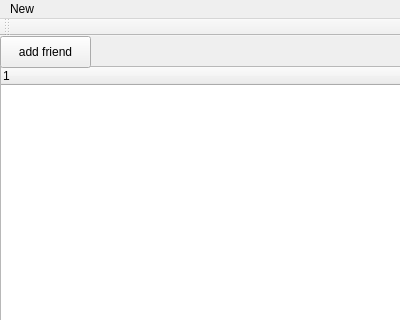
Above: mainwindow.ui from jeremyko/nodeChatClient before the change; both pictures show x 0 to 400 and y 0 to 320 of the 400 by 553 pixel window. Below: the same form after it.
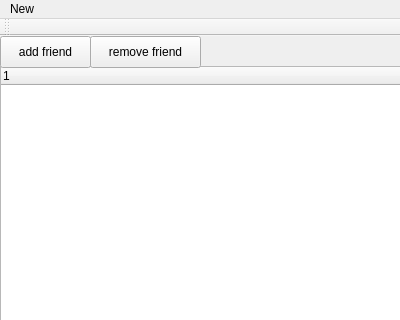
That is the form after the change.

Patch:
```diff
--- a/mainwindow.ui
+++ b/mainwindow.ui
@@ -10,6 +10,30 @@
     <height>553</height>
    </rect>
   </property>
+  <property name="sizePolicy">
+   <sizepolicy hsizetype="Fixed" vsizetype="Fixed">
+    <horstretch>0</horstretch>
+    <verstretch>0</verstretch>
+   </sizepolicy>
+  </property>
+  <property name="minimumSize">
+   <size>
+    <width>400</width>
+    <height>553</height>
+   </size>
+  </property>
+  <property name="maximumSize">
+   <size>
+    <width>400</width>
+    <height>553</height>
+   </size>
+  </property>
+  <property name="baseSize">
+   <size>
+    <width>400</width>
+    <height>553</height>
+   </size>
+  </property>
   <property name="windowTitle">
    <string>MainWindow</string>
   </property>
@@ -42,6 +66,19 @@
      <string>add friend</string>
     </property>
    </widget>
+   <widget class="QPushButton" name="btnRemoveFriend">
+    <property name="geometry">
+     <rect>
+      <x>90</x>
+      <y>0</y>
+      <width>111</width>
+      <height>32</height>
+     </rect>
+    </property>
+    <property name="text">
+     <string>remove friend</string>
+    </property>
+   </widget>
   </widget>
   <widget class="QMenuBar" name="menuBar">
    <property name="geometry">
```
Left out of the diff: 2 changed lines with no effect on the pictures.
